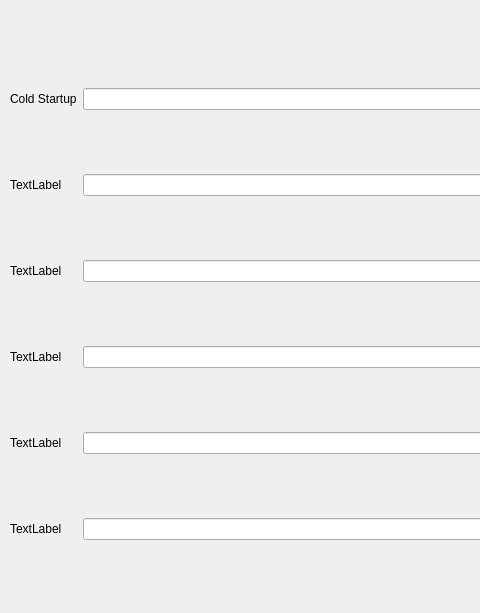
Old version of the form testsetup.ui in the repository cyung3/EFIDAQ; both pictures show x 0 to 480 and y 0 to 613 of the 1277 by 613 pixel window.
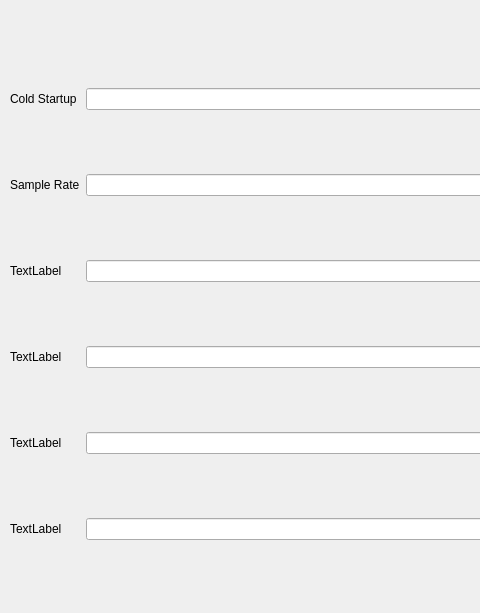
New version of the form.

Commit message: Made progress on implementing the RUNTEST option. Currently, the sample rate has a maximum of 40 samples per second. This is unacceptable, and there need to be improvements to the sample collection alorithms in order to get higher sample rates. Also made adjustments to the rest of the code. Commenting is fairly extensive.

```diff
--- a/testsetup.ui
+++ b/testsetup.ui
@@ -79,7 +79,7 @@
     <item row="1" column="0">
      <widget class="QLabel" name="label_6">
       <property name="text">
-       <string>TextLabel</string>
+       <string>Sample Rate</string>
       </property>
      </widget>
     </item>
```
The commit also changes 16 other files.
